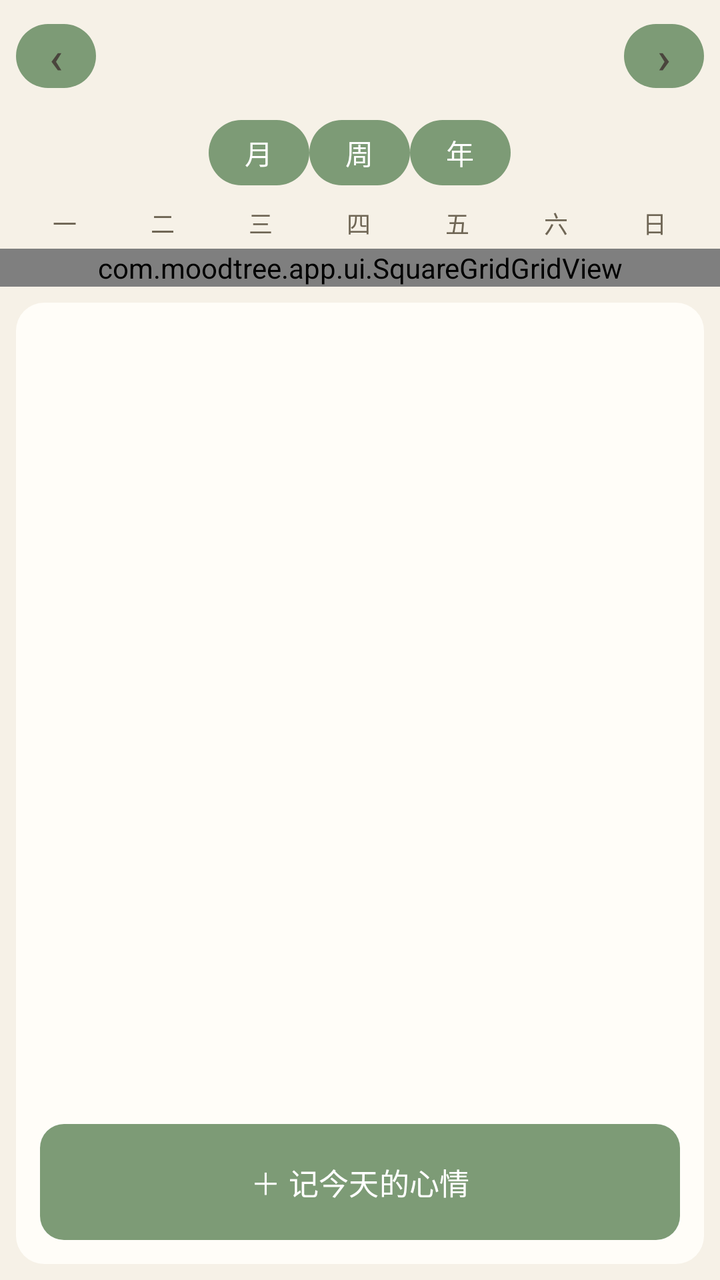
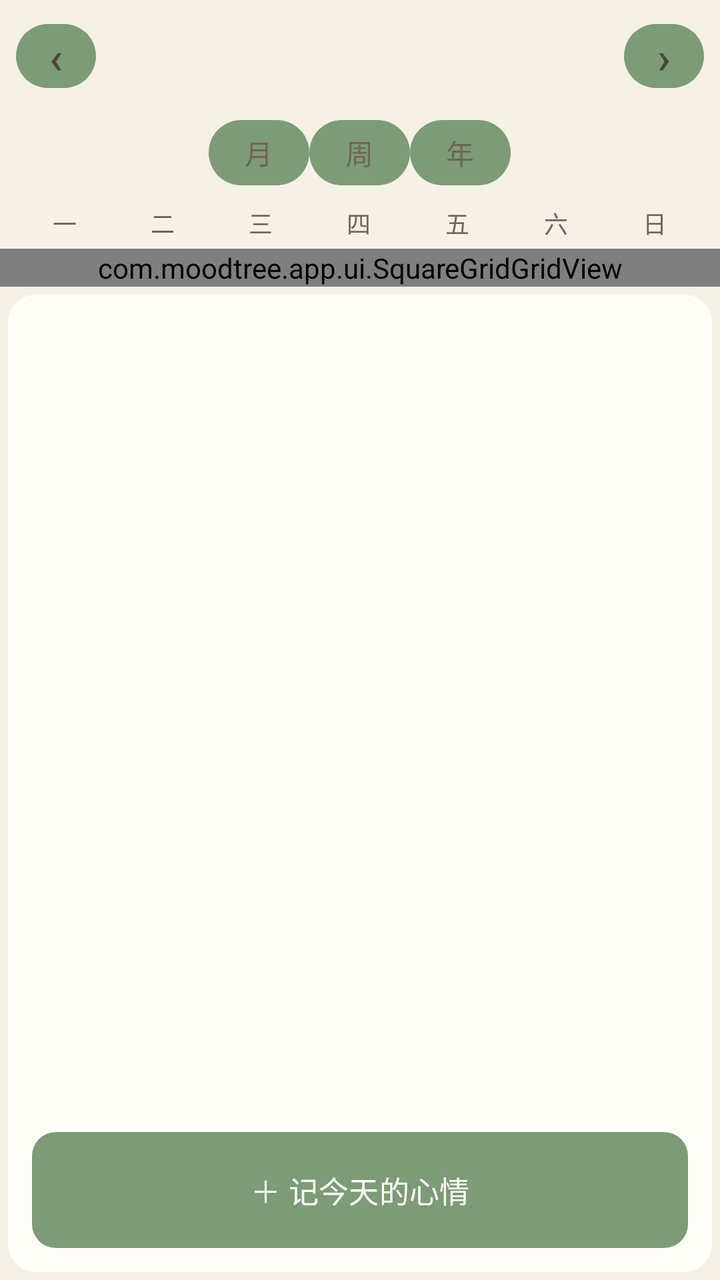

An Android layout rendered at two revisions. The XML below is the earlier revision; the diff shows what the commit changed to produce the second picture.
<!-- AndroidManifest.xml: application theme Theme.MoodTree -->
<!-- res/layout/fragment_calendar.xml -->
<?xml version="1.0" encoding="utf-8"?>
<LinearLayout xmlns:android="http://schemas.android.com/apk/res/android"
    android:layout_width="match_parent"
    android:layout_height="match_parent"
    android:orientation="vertical"
    android:background="@color/bg">

    
    <LinearLayout
        android:layout_width="match_parent"
        android:layout_height="wrap_content"
        android:orientation="vertical">

        
        <LinearLayout
            android:layout_width="match_parent"
            android:layout_height="wrap_content"
            android:orientation="horizontal"
            android:gravity="center"
            android:padding="8dp"
            android:paddingHorizontal="12dp">

            <Button
                android:id="@+id/btnPrev"
                android:layout_width="40dp"
                android:layout_height="40dp"
                android:text="‹"
                android:textSize="22sp"
                android:padding="0dp"
                android:minWidth="0dp"
                android:minHeight="0dp"
                android:background="@null"
                android:textColor="@color/ink" />

            <TextView
                android:id="@+id/tvMonth"
                android:layout_width="0dp"
                android:layout_height="wrap_content"
                android:layout_weight="1"
                android:gravity="center"
                android:textColor="@color/ink"
                android:textSize="18sp"
                android:textStyle="bold" />

            <Button
                android:id="@+id/btnNext"
                android:layout_width="40dp"
                android:layout_height="40dp"
                android:text="›"
                android:textSize="22sp"
                android:padding="0dp"
                android:minWidth="0dp"
                android:minHeight="0dp"
                android:background="@null"
                android:textColor="@color/ink" />
        </LinearLayout>

        
        <LinearLayout
            android:id="@+id/viewTabs"
            android:layout_width="match_parent"
            android:layout_height="wrap_content"
            android:orientation="horizontal"
            android:gravity="center"
            android:paddingBottom="2dp">

            <Button
                android:id="@+id/btnViewMonth"
                style="@style/ViewTab"
                android:text="月" />

            <Button
                android:id="@+id/btnViewWeek"
                style="@style/ViewTab"
                android:text="周" />

            <Button
                android:id="@+id/btnViewYear"
                style="@style/ViewTab"
                android:text="年" />
        </LinearLayout>

        
        <TextView
            android:id="@+id/tvSync"
            android:layout_width="match_parent"
            android:layout_height="wrap_content"
            android:gravity="center"
            android:paddingVertical="2dp"
            android:textColor="@color/ink_soft"
            android:textSize="11sp"
            android:visibility="gone" />

        
        <LinearLayout
            android:id="@+id/paneMonth"
            android:layout_width="match_parent"
            android:layout_height="wrap_content"
            android:orientation="vertical">

            
            <LinearLayout
                android:layout_width="match_parent"
                android:layout_height="wrap_content"
                android:orientation="horizontal"
                android:paddingHorizontal="8dp">
                <TextView style="@style/WeekHeader" android:text="一" />
                <TextView style="@style/WeekHeader" android:text="二" />
                <TextView style="@style/WeekHeader" android:text="三" />
                <TextView style="@style/WeekHeader" android:text="四" />
                <TextView style="@style/WeekHeader" android:text="五" />
                <TextView style="@style/WeekHeader" android:text="六" />
                <TextView style="@style/WeekHeader" android:text="日" />
            </LinearLayout>

            
            <com.moodtree.app.ui.SquareGridGridView
                android:id="@+id/gridCalendar"
                android:layout_width="match_parent"
                android:layout_height="wrap_content"
                android:numColumns="7"
                android:paddingHorizontal="8dp"
                android:horizontalSpacing="2dp"
                android:verticalSpacing="2dp" />
        </LinearLayout>

        
        <LinearLayout
            android:id="@+id/paneWeek"
            android:layout_width="match_parent"
            android:layout_height="0dp"
            android:layout_weight="1"
            android:orientation="vertical"
            android:visibility="gone">

            <LinearLayout
                android:layout_width="match_parent"
                android:layout_height="wrap_content"
                android:orientation="horizontal"
                android:gravity="center"
                android:padding="4dp">

                <Button
                    android:id="@+id/btnWeekPrev"
                    android:layout_width="40dp"
                    android:layout_height="40dp"
                    android:text="‹"
                    android:textSize="20sp"
                    android:padding="0dp"
                    android:minWidth="0dp"
                    android:minHeight="0dp" />

                <TextView
                    android:id="@+id/tvWeekTitle"
                    android:layout_width="0dp"
                    android:layout_height="wrap_content"
                    android:layout_weight="1"
                    android:gravity="center"
                    android:textColor="@color/ink"
                    android:textSize="13sp"
                    android:textStyle="bold" />

                <Button
                    android:id="@+id/btnWeekNext"
                    android:layout_width="40dp"
                    android:layout_height="40dp"
                    android:text="›"
                    android:textSize="20sp"
                    android:padding="0dp"
                    android:minWidth="0dp"
                    android:minHeight="0dp" />
            </LinearLayout>

            <ScrollView
                android:layout_width="match_parent"
                android:layout_height="match_parent"
                android:paddingHorizontal="4dp">

                <LinearLayout
                    android:id="@+id/weekGrid"
                    android:layout_width="match_parent"
                    android:layout_height="wrap_content"
                    android:orientation="horizontal" />
            </ScrollView>
        </LinearLayout>

        
        <LinearLayout
            android:id="@+id/paneYear"
            android:layout_width="match_parent"
            android:layout_height="0dp"
            android:layout_weight="1"
            android:orientation="vertical"
            android:visibility="gone">

            <LinearLayout
                android:layout_width="match_parent"
                android:layout_height="wrap_content"
                android:orientation="horizontal"
                android:gravity="center"
                android:padding="4dp">

                <Button
                    android:id="@+id/btnYearPrev"
                    android:layout_width="40dp"
                    android:layout_height="40dp"
                    android:text="‹"
                    android:textSize="20sp"
                    android:padding="0dp"
                    android:minWidth="0dp"
                    android:minHeight="0dp" />

                <TextView
                    android:id="@+id/tvYearTitle"
                    android:layout_width="0dp"
                    android:layout_height="wrap_content"
                    android:layout_weight="1"
                    android:gravity="center"
                    android:textColor="@color/ink"
                    android:textSize="15sp"
                    android:textStyle="bold" />

                <Button
                    android:id="@+id/btnYearNext"
                    android:layout_width="40dp"
                    android:layout_height="40dp"
                    android:text="›"
                    android:textSize="20sp"
                    android:padding="0dp"
                    android:minWidth="0dp"
                    android:minHeight="0dp" />
            </LinearLayout>

            <ScrollView
                android:layout_width="match_parent"
                android:layout_height="match_parent"
                android:paddingHorizontal="8dp">

                <LinearLayout
                    android:id="@+id/yearGrid"
                    android:layout_width="match_parent"
                    android:layout_height="wrap_content"
                    android:orientation="vertical" />
            </ScrollView>
        </LinearLayout>
    </LinearLayout>

    
    <LinearLayout
        android:layout_width="match_parent"
        android:layout_height="0dp"
        android:layout_weight="1"
        android:orientation="vertical"
        android:background="@drawable/card_bg"
        android:layout_margin="8dp"
        android:layout_marginTop="4dp">

        
        <TextView
            android:id="@+id/tvDayTitle"
            android:layout_width="match_parent"
            android:layout_height="wrap_content"
            android:padding="12dp"
            android:textColor="@color/ink"
            android:textSize="15sp"
            android:textStyle="bold" />

        
        <androidx.recyclerview.widget.RecyclerView
            android:id="@+id/rvDayEntries"
            android:layout_width="match_parent"
            android:layout_height="0dp"
            android:layout_weight="1"
            android:paddingHorizontal="8dp"
            android:paddingBottom="4dp" />

        
        <Button
            android:id="@+id/btnAddMood"
            android:layout_width="match_parent"
            android:layout_height="wrap_content"
            android:text="＋ 记今天的心情"
            android:textSize="15sp"
            android:background="@drawable/btn_primary"
            android:textColor="@android:color/white"
            android:padding="14dp"
            android:layout_margin="12dp"
            android:stateListAnimator="@null" />
    </LinearLayout>

</LinearLayout>
<!-- resources referenced by this layout -->
<resources>
  <color name="bg">#f6f1e7</color>
  <color name="ink">#4a453d</color>
  <color name="ink_soft">#6f6655</color>
  <!-- drawable btn_primary (drawable) -->
  <?xml version="1.0" encoding="utf-8"?>
  <shape xmlns:android="http://schemas.android.com/apk/res/android"
      android:shape="rectangle">
      <solid android:color="@color/accent" />
      <corners android:radius="12dp" />
  </shape>
  <!-- drawable card_bg (drawable) -->
  <?xml version="1.0" encoding="utf-8"?>
  <layer-list xmlns:android="http://schemas.android.com/apk/res/android">
      
      <item
          android:left="0dp"
          android:top="2dp"
          android:right="0dp"
          android:bottom="4dp">
          <shape android:shape="rectangle">
              <solid android:color="#15000000" />
              <corners android:radius="14dp" />
          </shape>
      </item>
      
      <item
          android:left="0dp"
          android:top="0dp"
          android:right="0dp"
          android:bottom="0dp">
          <shape android:shape="rectangle">
              <solid android:color="@color/card" />
              <corners android:radius="14dp" />
          </shape>
      </item>
  </layer-list>
  <style name="ViewTab">
          <item name="android:layout_width">wrap_content</item>
          <item name="android:layout_height">wrap_content</item>
          <item name="android:paddingHorizontal">18dp</item>
          <item name="android:paddingVertical">6dp</item>
          <item name="android:textSize">14sp</item>
          <item name="android:background">@null</item>
          <item name="android:minWidth">0dp</item>
          <item name="android:minHeight">0dp</item>
          <item name="android:textAllCaps">false</item>
      </style>
  <style name="WeekHeader">
          <item name="android:layout_width">0dp</item>
          <item name="android:layout_height">wrap_content</item>
          <item name="android:layout_weight">1</item>
          <item name="android:gravity">center</item>
          <item name="android:paddingTop">4dp</item>
          <item name="android:paddingBottom">4dp</item>
          <item name="android:textColor">@color/ink_soft</item>
          <item name="android:textSize">12sp</item>
      </style>
  <style name="Theme.MoodTree" parent="Theme.Material3.DayNight.NoActionBar">
          <item name="android:windowBackground">@color/bg</item>
          <item name="android:statusBarColor">@color/bg</item>
          <item name="android:windowLightStatusBar">true</item>
          <item name="colorPrimary">@color/accent</item>
          <item name="colorOnPrimary">@color/white</item>
          <item name="colorAccent">@color/accent</item>
      </style>
  <color name="accent">#7d9b76</color>
  <color name="card">#fffdf8</color>
  <color name="white">#ffffff</color>
</resources>

<!-- the commit's change to res/layout/fragment_calendar.xml (unified diff, before → after) -->
@@ -148,7 +148,9 @@
                     android:textSize="20sp"
                     android:padding="0dp"
                     android:minWidth="0dp"
-                    android:minHeight="0dp" />
+                    android:minHeight="0dp"
+                    android:background="@null"
+                    android:textColor="@color/ink" />
 
                 <TextView
                     android:id="@+id/tvWeekTitle"
@@ -168,7 +170,9 @@
                     android:textSize="20sp"
                     android:padding="0dp"
                     android:minWidth="0dp"
-                    android:minHeight="0dp" />
+                    android:minHeight="0dp"
+                    android:background="@null"
+                    android:textColor="@color/ink" />
             </LinearLayout>
 
             <ScrollView
@@ -208,7 +212,9 @@
                     android:textSize="20sp"
                     android:padding="0dp"
                     android:minWidth="0dp"
-                    android:minHeight="0dp" />
+                    android:minHeight="0dp"
+                    android:background="@null"
+                    android:textColor="@color/ink" />
 
                 <TextView
                     android:id="@+id/tvYearTitle"
@@ -228,7 +234,9 @@
                     android:textSize="20sp"
                     android:padding="0dp"
                     android:minWidth="0dp"
-                    android:minHeight="0dp" />
+                    android:minHeight="0dp"
+                    android:background="@null"
+                    android:textColor="@color/ink" />
             </LinearLayout>
 
             <ScrollView
@@ -252,8 +260,8 @@
         android:layout_weight="1"
         android:orientation="vertical"
         android:background="@drawable/card_bg"
-        android:layout_margin="8dp"
-        android:layout_marginTop="4dp">
+        android:layout_margin="4dp"
+        android:layout_marginTop="2dp">
 
         
         <TextView
<!-- resource entries referenced after the edit -->
@@ -46,6 +46,7 @@
           <item name="android:minWidth">0dp</item>
           <item name="android:minHeight">0dp</item>
           <item name="android:textAllCaps">false</item>
+          <item name="android:textColor">@color/ink_soft</item>
       </style>
   <style name="WeekHeader">
           <item name="android:layout_width">0dp</item>
